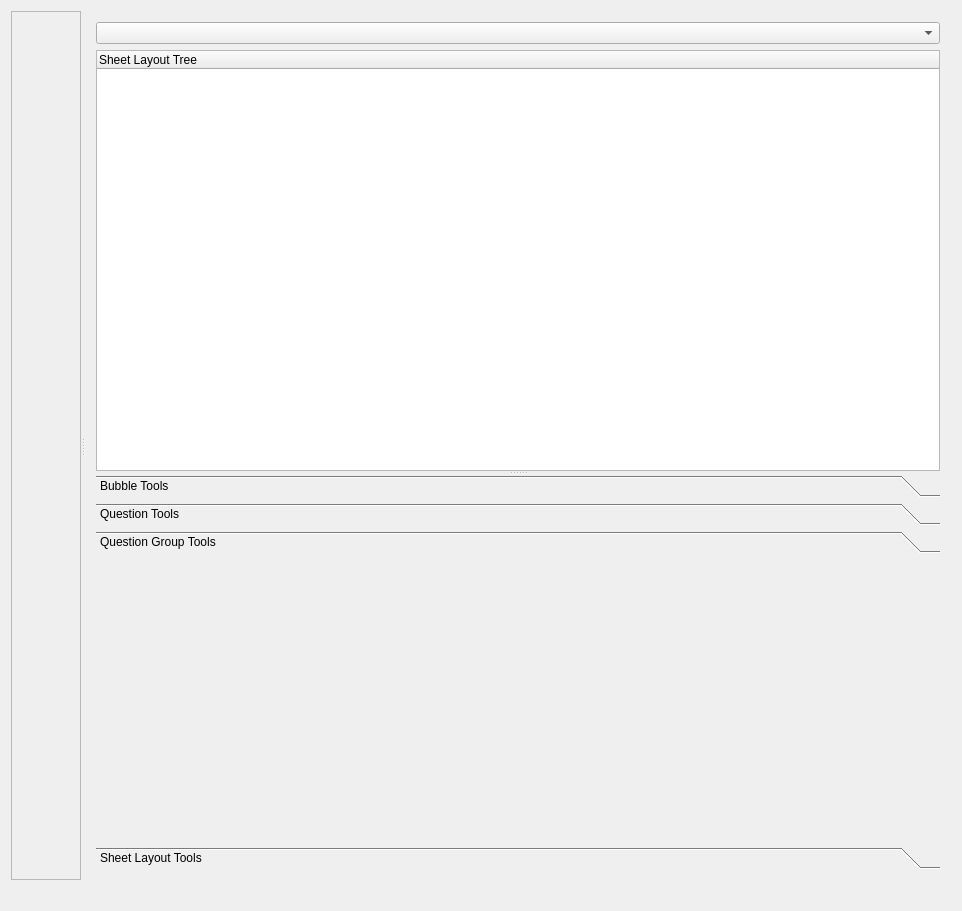
Qt form SheetLayoutEditor.ui (FantasticNinjas/plecprep-BubbleScanner) before a commit.
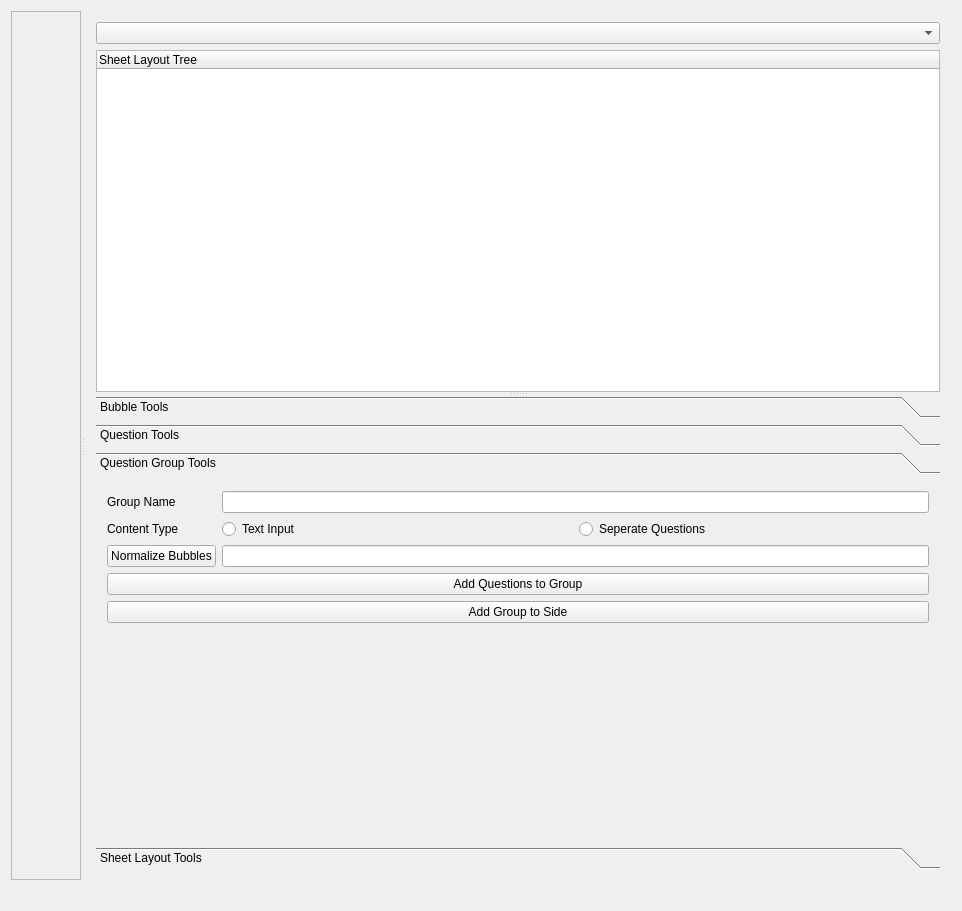
The same form after that commit. The open tabs and pages were chosen to show the change.

Commit message: Added skeleton code for grouping and deleting layout elements

```diff
--- a/SheetLayoutEditor.ui
+++ b/SheetLayoutEditor.ui
@@ -230,13 +230,84 @@
             <rect>
              <x>0</x>
              <y>0</y>
-             <width>866</width>
-             <height>410</height>
+             <width>324</width>
+             <height>164</height>
             </rect>
            </property>
+           <property name="sizePolicy">
+            <sizepolicy hsizetype="Preferred" vsizetype="Fixed">
+             <horstretch>0</horstretch>
+             <verstretch>0</verstretch>
+            </sizepolicy>
+           </property>
            <attribute name="label">
             <string>Question Group Tools</string>
            </attribute>
+           <layout class="QVBoxLayout" name="verticalLayout_5">
+            <item>
+             <layout class="QFormLayout" name="formLayout_3">
+              <item row="3" column="0">
+               <widget class="QLabel" name="label_12">
+                <property name="text">
+                 <string>Content Type</string>
+                </property>
+               </widget>
+              </item>
+              <item row="3" column="1">
+               <layout class="QHBoxLayout" name="horizontalLayout">
+                <item>
+                 <widget class="QRadioButton" name="groupTypeText">
+                  <property name="text">
+                   <string>Text Input</string>
+                  </property>
+                 </widget>
+                </item>
+                <item>
+                 <widget class="QRadioButton" name="groupTypeQuestions">
+                  <property name="text">
+                   <string>Seperate Questions</string>
+                  </property>
+                 </widget>
+                </item>
+               </layout>
+              </item>
+              <item row="2" column="0">
+               <widget class="QLabel" name="label_11">
+                <property name="text">
+                 <string>Group Name</string>
+                </property>
+               </widget>
+              </item>
+              <item row="2" column="1">
+               <widget class="QLineEdit" name="groupNameInput"/>
+              </item>
+              <item row="4" column="0">
+               <widget class="QPushButton" name="normalizeBubbles">
+                <property name="text">
+                 <string>Normalize Bubbles</string>
+                </property>
+               </widget>
+              </item>
+              <item row="4" column="1">
+               <widget class="QLineEdit" name="normalBubbleRadius"/>
+              </item>
+             </layout>
+            </item>
+            <item>
+             <widget class="QPushButton" name="addQuestions">
+              <property name="text">
+               <string>Add Questions to Group</string>
+              </property>
+             </widget>
+            </item>
+            <item>
+             <widget class="QPushButton" name="addGroup">
+              <property name="text">
+               <string>Add Group to Side</string>
+              </property>
+             </widget>
+            </item>
+           </layout>
           </widget>
           <widget class="QWidget" name="SheetLayoutTools">
            <property name="geometry">
```
Left out of the diff: 27 changed lines with no effect on the pictures. The commit also changes 4 other files.
